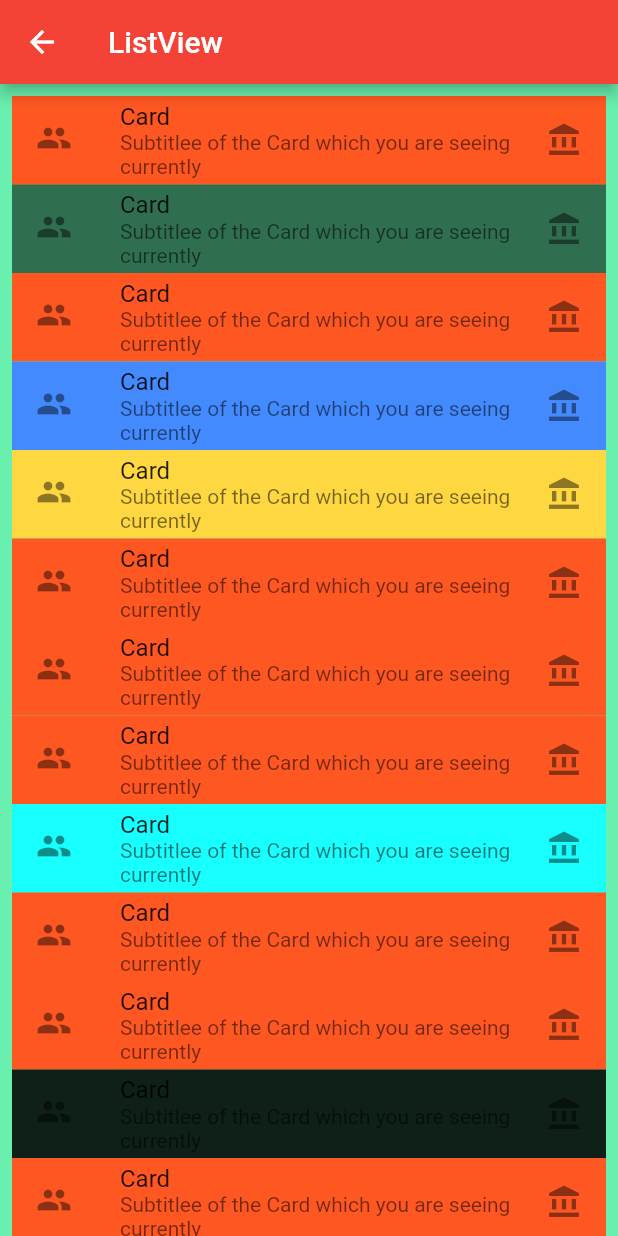
After one commit to BoppeCharan/FlutterPractice, a Flutter app: the ThirdScreen screen opened directly, on a phone screen of 412 x 824 dp. The commit adds this screen. Run offline on Flutter 3.47's test engine with Material 2 defaults, Android fonts, the phone set to English and light mode, and no system bars; our stand-ins replace fluttertoast.

Commit message:
Added List View as third Screen

```diff
--- /dev/null
+++ b/lib/screens/page_three.dart
@@ -0,0 +1,170 @@
+import 'package:flutter/material.dart';
+
+class ThirdScreen extends StatelessWidget {
+  const ThirdScreen({super.key});
+
+  @override
+  Widget build(BuildContext context) {
+    return Scaffold(
+      appBar: AppBar(
+        title: const Text("ListView"),
+      ),
+      backgroundColor: Colors.greenAccent,
+      body: createListView(),
+    );
+  }
+
+  Widget createListView() {
+    var listView = ListView(
+      padding: const EdgeInsets.all(8.0),
+      children: const <Widget>[
+        ListTile(
+          leading: Icon(Icons.people),
+          title: Text("Card"),
+          subtitle:
+              Text('Subtitlee of the Card which you are seeing currently'),
+          tileColor: Colors.deepOrange,
+          trailing: Icon(Icons.account_balance),
+        ),
+        ListTile(
+          leading: Icon(Icons.people),
+          title: Text("Card"),
+          subtitle:
+              Text('Subtitlee of the Card which you are seeing currently'),
+          tileColor: Colors.black54,
+          trailing: Icon(Icons.account_balance),
+        ),
+        ListTile(
+          leading: Icon(Icons.people),
+          title: Text("Card"),
+          subtitle:
+              Text('Subtitlee of the Card which you are seeing currently'),
+          tileColor: Colors.deepOrange,
+          trailing: Icon(Icons.account_balance),
+        ),
+        ListTile(
+          leading: Icon(Icons.people),
+          title: Text("Card"),
+          subtitle:
+              Text('Subtitlee of the Card which you are seeing currently'),
+          tileColor: Colors.blueAccent,
+          trailing: Icon(Icons.account_balance),
+        ),
+        ListTile(
+          leading: Icon(Icons.people),
+          title: Text("Card"),
+          subtitle:
+              Text('Subtitlee of the Card which you are seeing currently'),
+          tileColor: Colors.amberAccent,
+          trailing: Icon(Icons.account_balance),
+        ),
+        ListTile(
+          leading: Icon(Icons.people),
+          title: Text("Card"),
+          subtitle:
+              Text('Subtitlee of the Card which you are seeing currently'),
+          tileColor: Colors.deepOrange,
+          trailing: Icon(Icons.account_balance),
+        ),
+        ListTile(
+          leading: Icon(Icons.people),
+          title: Text("Card"),
+          subtitle:
+              Text('Subtitlee of the Card which you are seeing currently'),
+          tileColor: Colors.deepOrange,
+          trailing: Icon(Icons.account_balance),
+        ),
+        ListTile(
+          leading: Icon(Icons.people),
+          title: Text("Card"),
+          subtitle:
+              Text('Subtitlee of the Card which you are seeing currently'),
+          tileColor: Colors.deepOrange,
+          trailing: Icon(Icons.account_balance),
+        ),
+        ListTile(
+          leading: Icon(Icons.people),
+          title: Text("Card"),
+          subtitle:
+              Text('Subtitlee of the Card which you are seeing currently'),
+          tileColor: Colors.cyanAccent,
+          trailing: Icon(Icons.account_balance),
+        ),
+        ListTile(
+          leading: Icon(Icons.people),
+          title: Text("Card"),
+          subtitle:
+              Text('Subtitlee of the Card which you are seeing currently'),
+          tileColor: Colors.deepOrange,
+          trailing: Icon(Icons.account_balance),
+        ),
+        ListTile(
+          leading: Icon(Icons.people),
+          title: Text("Card"),
+          subtitle:
+              Text('Subtitlee of the Card which you are seeing currently'),
+          tileColor: Colors.deepOrange,
+          trailing: Icon(Icons.account_balance),
+        ),
+        ListTile(
+          leading: Icon(Icons.people),
+          title: Text("Card"),
+          subtitle:
+              Text('Subtitlee of the Card which you are seeing currently'),
+          tileColor: Colors.black87,
+          trailing: Icon(Icons.account_balance),
+        ),
+        ListTile(
+          leading: Icon(Icons.people),
+          title: Text("Card"),
+          subtitle:
+              Text('Subtitlee of the Card which you are seeing currently'),
+          tileColor: Colors.deepOrange,
+          trailing: Icon(Icons.account_balance),
+        ),
+        ListTile(
+          leading: Icon(Icons.people),
+          title: Text("Card"),
+          subtitle:
+              Text('Subtitlee of the Card which you are seeing currently'),
+          tileColor: Colors.indigoAccent,
+          trailing: Icon(Icons.account_balance),
+        ),
+        ListTile(
+          leading: Icon(Icons.people),
+          title: Text("Card"),
+          subtitle:
+              Text('Subtitlee of the Card which you are seeing currently'),
+          tileColor: Colors.deepOrange,
+          trailing: Icon(Icons.account_balance),
+        ),
+        ListTile(
+          leading: Icon(Icons.people),
+          title: Text("Card"),
+          subtitle:
+              Text('Subtitlee of the Card which you are seeing currently'),
+          tileColor: Colors.deepOrange,
+          trailing: Icon(Icons.account_balance),
+        ),
+        ListTile(
+          leading: Icon(Icons.people),
+          title: Text("Card"),
+          subtitle:
+              Text('Subtitlee of the Card which you are seeing currently'),
+          tileColor: Colors.limeAccent,
+          trailing: Icon(Icons.account_balance),
+        ),
+        ListTile(
+          leading: Icon(Icons.people),
+          title: Text("Card"),
+          subtitle:
+              Text('Subtitlee of the Card which you are seeing currently'),
+          tileColor: Colors.indigoAccent,
+          trailing: Icon(Icons.account_balance),
+        )
+      ],
+    );
+
+    return listView;
+  }
+}
--- a/lib/screens/page_two.dart
+++ b/lib/screens/page_two.dart
@@ -1,4 +1,5 @@
 import 'package:flutter/material.dart';
+import 'package:hello_world/screens/page_three.dart';
 
 // ignore: must_be_immutable
 class SecondScreen extends StatelessWidget {
@@ -15,6 +16,14 @@ class SecondScreen extends StatelessWidget {
         margin: const EdgeInsets.all(20.0),
         child: Column(children: [
           Text("Name : $name"),
+          ElevatedButton(
+              onPressed: () {
+                Navigator.push(
+                    context,
+                    MaterialPageRoute(
+                        builder: (context) => const ThirdScreen()));
+              },
+              child: const Text("Navigate"))
         ]),
       ),
     );
```
